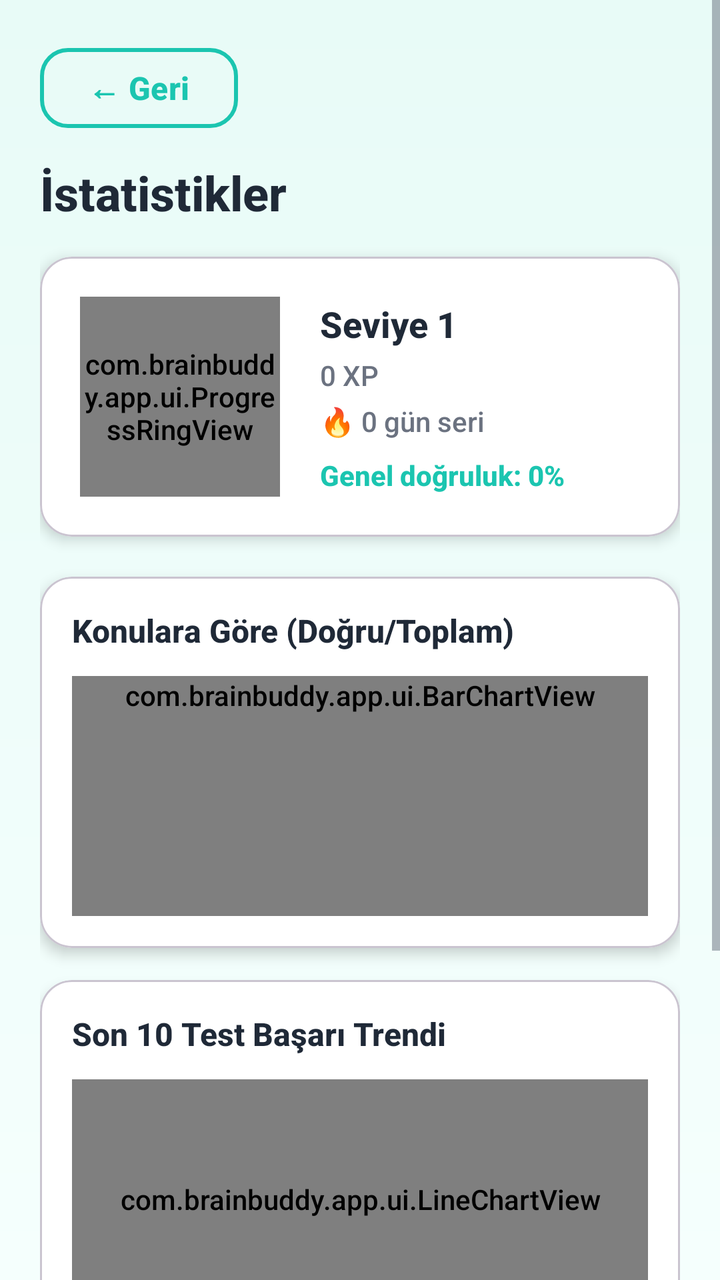
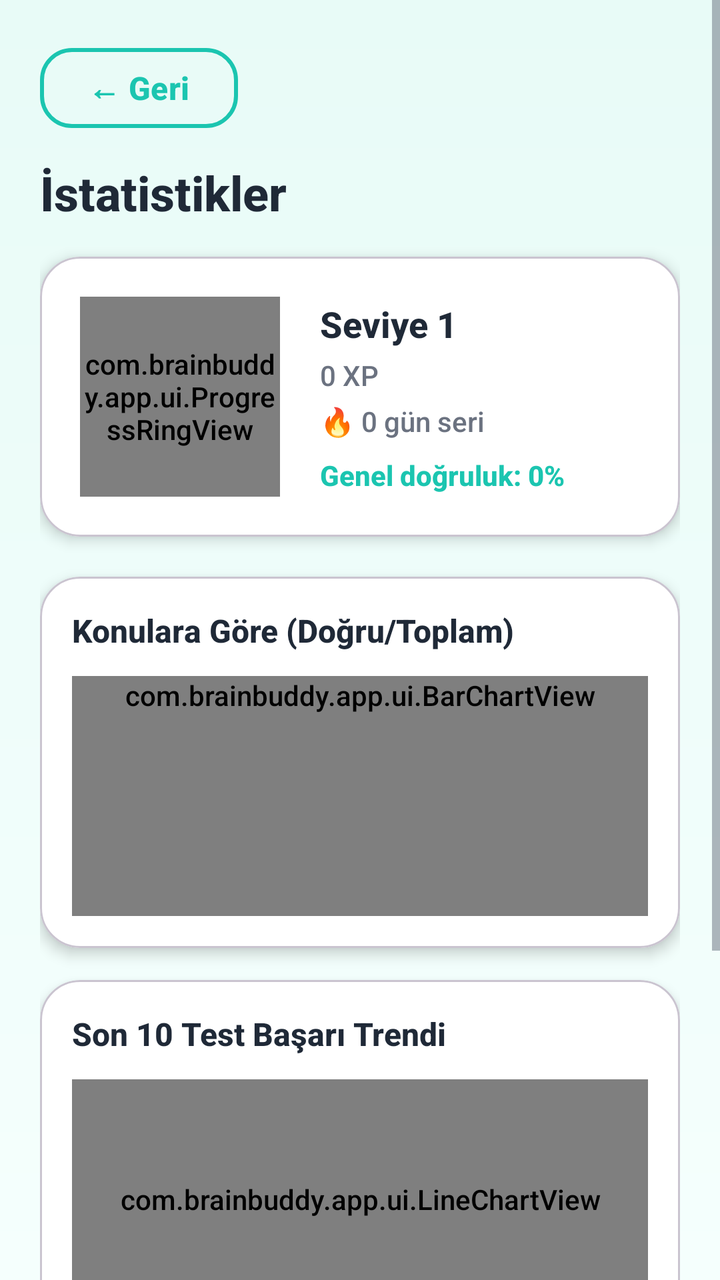

An Android layout rendered at two revisions. The XML below is the earlier revision; the diff shows what the commit changed to produce the second picture.
<!-- AndroidManifest.xml: application theme Theme.BrainBuddy -->
<!-- res/layout/activity_stats.xml -->
<?xml version="1.0" encoding="utf-8"?>
<ScrollView xmlns:android="http://schemas.android.com/apk/res/android"
    xmlns:app="http://schemas.android.com/apk/res-auto"
    xmlns:tools="http://schemas.android.com/tools"
    android:layout_width="match_parent"
    android:layout_height="match_parent"
    android:background="@drawable/bg_gradient"
    android:fillViewport="true">

    <LinearLayout
        android:layout_width="match_parent"
        android:layout_height="wrap_content"
        android:orientation="vertical"
        android:padding="20dp">

        <Button
            android:id="@+id/btnBack"
            style="@style/BBButtonAlt"
            android:layout_width="wrap_content"
            android:layout_height="48dp"
            android:text="← Geri"/>

        <TextView
            android:layout_width="match_parent"
            android:layout_height="wrap_content"
            android:layout_marginTop="12dp"
            android:text="İstatistikler"
            android:textSize="24sp"
            android:textStyle="bold"
            android:textColor="@color/bb_text_dark"/>

        <com.google.android.material.card.MaterialCardView
            android:layout_width="match_parent"
            android:layout_height="wrap_content"
            app:cardCornerRadius="16dp"
            app:cardElevation="4dp"
            app:cardBackgroundColor="@color/white"
            android:layout_marginTop="16dp">

            <LinearLayout
                android:layout_width="match_parent"
                android:layout_height="wrap_content"
                android:orientation="horizontal"
                android:padding="20dp"
                android:gravity="center_vertical">

                <com.brainbuddy.app.ui.ProgressRingView
                    android:id="@+id/progressRing"
                    android:layout_width="100dp"
                    android:layout_height="100dp"
                    tools:progress="75"/>

                <LinearLayout
                    android:layout_width="0dp"
                    android:layout_height="wrap_content"
                    android:layout_weight="1"
                    android:orientation="vertical"
                    android:layout_marginStart="20dp">

                    <TextView
                        android:id="@+id/tvLevel"
                        android:layout_width="wrap_content"
                        android:layout_height="wrap_content"
                        android:text="Seviye 1"
                        android:textSize="18sp"
                        android:textStyle="bold"
                        android:textColor="@color/bb_text_dark"/>

                    <TextView
                        android:id="@+id/tvXp"
                        android:layout_width="wrap_content"
                        android:layout_height="wrap_content"
                        android:layout_marginTop="4dp"
                        android:text="0 XP"
                        android:textSize="14sp"
                        android:textColor="@color/bb_text_dark_muted"/>

                    <TextView
                        android:id="@+id/tvStreak"
                        android:layout_width="wrap_content"
                        android:layout_height="wrap_content"
                        android:layout_marginTop="4dp"
                        android:text="🔥 0 gün seri"
                        android:textSize="14sp"
                        android:textColor="@color/bb_text_dark_muted"/>

                    <TextView
                        android:id="@+id/tvOverallAccuracy"
                        android:layout_width="wrap_content"
                        android:layout_height="wrap_content"
                        android:layout_marginTop="8dp"
                        android:text="Genel doğruluk: 0%"
                        android:textSize="14sp"
                        android:textColor="@color/bb_turquoise"
                        android:textStyle="bold"/>
                </LinearLayout>
            </LinearLayout>
        </com.google.android.material.card.MaterialCardView>

        <com.google.android.material.card.MaterialCardView
            android:layout_width="match_parent"
            android:layout_height="wrap_content"
            app:cardCornerRadius="16dp"
            app:cardElevation="4dp"
            app:cardBackgroundColor="@color/white"
            android:layout_marginTop="20dp">

            <LinearLayout
                android:layout_width="match_parent"
                android:layout_height="wrap_content"
                android:orientation="vertical"
                android:padding="16dp">

                <TextView
                    android:layout_width="wrap_content"
                    android:layout_height="wrap_content"
                    android:text="Konulara Göre (Doğru/Toplam)"
                    android:textSize="16sp"
                    android:textStyle="bold"
                    android:textColor="@color/bb_text_dark"/>

                <com.brainbuddy.app.ui.BarChartView
                    android:id="@+id/barChart"
                    android:layout_width="match_parent"
                    android:layout_height="wrap_content"
                    android:layout_marginTop="12dp"
                    android:minHeight="120dp"/>
            </LinearLayout>
        </com.google.android.material.card.MaterialCardView>

        <com.google.android.material.card.MaterialCardView
            android:layout_width="match_parent"
            android:layout_height="wrap_content"
            app:cardCornerRadius="16dp"
            app:cardElevation="4dp"
            app:cardBackgroundColor="@color/white"
            android:layout_marginTop="16dp">

            <LinearLayout
                android:layout_width="match_parent"
                android:layout_height="wrap_content"
                android:orientation="vertical"
                android:padding="16dp">

                <TextView
                    android:layout_width="wrap_content"
                    android:layout_height="wrap_content"
                    android:text="Son 10 Test Başarı Trendi"
                    android:textSize="16sp"
                    android:textStyle="bold"
                    android:textColor="@color/bb_text_dark"/>

                <com.brainbuddy.app.ui.LineChartView
                    android:id="@+id/lineChart"
                    android:layout_width="match_parent"
                    android:layout_height="120dp"
                    android:layout_marginTop="12dp"/>
            </LinearLayout>
        </com.google.android.material.card.MaterialCardView>

        <com.google.android.material.card.MaterialCardView
            android:layout_width="match_parent"
            android:layout_height="wrap_content"
            app:cardCornerRadius="16dp"
            app:cardElevation="4dp"
            app:cardBackgroundColor="@color/white"
            android:layout_marginTop="16dp">

            <LinearLayout
                android:layout_width="match_parent"
                android:layout_height="wrap_content"
                android:orientation="vertical"
                android:padding="16dp">

                <TextView
                    android:layout_width="wrap_content"
                    android:layout_height="wrap_content"
                    android:text="Konu özeti"
                    android:textSize="16sp"
                    android:textStyle="bold"
                    android:textColor="@color/bb_text_dark"/>

                <HorizontalScrollView
                    android:layout_width="match_parent"
                    android:layout_height="wrap_content"
                    android:layout_marginTop="12dp"
                    android:scrollbars="none">

                    <com.google.android.material.chip.ChipGroup
                        android:id="@+id/chipGroupStrong"
                        android:layout_width="wrap_content"
                        android:layout_height="wrap_content"
                        app:singleLine="true"
                        app:chipSpacingHorizontal="8dp"/>
                </HorizontalScrollView>

                <TextView
                    android:layout_width="wrap_content"
                    android:layout_height="wrap_content"
                    android:layout_marginTop="12dp"
                    android:text="Geliştirilecek"
                    android:textSize="14sp"
                    android:textStyle="bold"
                    android:textColor="@color/bb_error"/>

                <HorizontalScrollView
                    android:layout_width="match_parent"
                    android:layout_height="wrap_content"
                    android:layout_marginTop="8dp"
                    android:scrollbars="none">

                    <com.google.android.material.chip.ChipGroup
                        android:id="@+id/chipGroupWeak"
                        android:layout_width="wrap_content"
                        android:layout_height="wrap_content"
                        app:singleLine="true"
                        app:chipSpacingHorizontal="8dp"/>
                </HorizontalScrollView>

                <TextView
                    android:layout_width="wrap_content"
                    android:layout_height="wrap_content"
                    android:layout_marginTop="16dp"
                    android:text="Son testler"
                    android:textSize="16sp"
                    android:textStyle="bold"
                    android:textColor="@color/bb_text_dark"/>

                <androidx.recyclerview.widget.RecyclerView
                    android:id="@+id/recyclerRecentTests"
                    android:layout_width="match_parent"
                    android:layout_height="wrap_content"
                    android:layout_marginTop="8dp"
                    android:nestedScrollingEnabled="false"
                    tools:listitem="@layout/item_stats_test_row"/>
            </LinearLayout>
        </com.google.android.material.card.MaterialCardView>
    </LinearLayout>
</ScrollView>
<!-- res/layout/item_stats_test_row.xml (included above) -->
<?xml version="1.0" encoding="utf-8"?>
<com.google.android.material.card.MaterialCardView xmlns:android="http://schemas.android.com/apk/res/android"
    xmlns:app="http://schemas.android.com/apk/res-auto"
    android:layout_width="match_parent"
    android:layout_height="wrap_content"
    android:layout_marginBottom="8dp"
    app:cardCornerRadius="8dp"
    app:cardElevation="2dp"
    app:cardBackgroundColor="@color/bb_bg">

    <LinearLayout
        android:layout_width="match_parent"
        android:layout_height="wrap_content"
        android:orientation="horizontal"
        android:padding="12dp"
        android:gravity="center_vertical">

        <TextView
            android:id="@+id/tvTestIndex"
            android:layout_width="wrap_content"
            android:layout_height="wrap_content"
            android:text="Test 1"
            android:textSize="14sp"
            android:textStyle="bold"
            android:textColor="@color/bb_text_dark"/>

        <View
            android:layout_width="0dp"
            android:layout_height="0dp"
            android:layout_weight="1"/>

        <TextView
            android:id="@+id/tvTestScore"
            android:layout_width="wrap_content"
            android:layout_height="wrap_content"
            android:text="15/20"
            android:textSize="14sp"
            android:textColor="@color/bb_turquoise"/>
    </LinearLayout>
</com.google.android.material.card.MaterialCardView>
<!-- resources referenced by this layout -->
<resources>
  <color name="bb_bg">#E8FBF7</color>
  <color name="bb_error">#FF5252</color>
  <color name="bb_text_dark">#1F2937</color>
  <color name="bb_text_dark_muted">#6B7280</color>
  <color name="bb_turquoise">#1BC5B0</color>
  <color name="white">#FFFFFF</color>
  <!-- drawable bg_gradient (drawable) -->
  <?xml version="1.0" encoding="utf-8"?>
  <layer-list xmlns:android="http://schemas.android.com/apk/res/android">
      <item>
          <shape>
              <gradient
                  android:angle="270"
                  android:startColor="#E8FBF7"
                  android:endColor="#F5FFFD"/>
          </shape>
      </item>
  </layer-list>
  <style name="BBButtonAlt" parent="Widget.Material3.Button.OutlinedButton">
          <item name="android:minHeight">48dp</item>
          <item name="cornerRadius">14dp</item>
          <item name="android:textAllCaps">false</item>
          <item name="android:textColor">@color/bb_primary</item>
          <item name="strokeColor">@color/bb_primary</item>
          <item name="strokeWidth">2dp</item>
      </style>
  <style name="Theme.BrainBuddy" parent="Theme.Material3.Light.NoActionBar">
          <item name="colorPrimary">@color/bb_primary</item>
          <item name="colorOnPrimary">@color/white</item>
          <item name="colorSecondary">@color/bb_secondary</item>
          <item name="colorOnSecondary">@color/white</item>
          <item name="colorTertiary">@color/bb_accent</item>
          <item name="colorOnTertiary">@color/black</item>
          <item name="colorError">@color/bb_error</item>
          <item name="android:windowBackground">@drawable/bg_gradient</item>
          <item name="android:textColorPrimary">@color/bb_text</item>
          <item name="android:textColorSecondary">@color/bb_text_muted</item>
          <item name="materialButtonStyle">@style/BBButton</item>
          <item name="android:fontFamily">sans-serif-medium</item>
      </style>
  <color name="bb_primary">#1BC5B0</color>
  <color name="bb_secondary">#00897B</color>
  <color name="bb_accent">#FFC107</color>
  <color name="black">#000000</color>
  <color name="bb_text">#1F2937</color>
  <color name="bb_text_muted">#6B7280</color>
  <style name="BBButton" parent="Widget.Material3.Button">
          <item name="android:minHeight">56dp</item>
          <item name="android:paddingStart">24dp</item>
          <item name="android:paddingEnd">24dp</item>
          <item name="cornerRadius">16dp</item>
          <item name="android:textAllCaps">false</item>
          <item name="android:textColor">@color/white</item>
          <item name="android:textSize">16sp</item>
          <item name="android:textStyle">bold</item>
          <item name="backgroundTint">@color/bb_primary</item>
      </style>
</resources>

<!-- the commit's change to res/layout/activity_stats.xml (unified diff, before → after) -->
@@ -27,12 +27,12 @@
             android:text="İstatistikler"
             android:textSize="24sp"
             android:textStyle="bold"
-            android:textColor="@color/bb_text_dark"/>
-
-        <com.google.android.material.card.MaterialCardView
-            android:layout_width="match_parent"
-            android:layout_height="wrap_content"
-            app:cardCornerRadius="16dp"
+            android:textColor="@color/bb_text"/>
+
+        <com.google.android.material.card.MaterialCardView
+            android:layout_width="match_parent"
+            android:layout_height="wrap_content"
+            app:cardCornerRadius="20dp"
             app:cardElevation="4dp"
             app:cardBackgroundColor="@color/white"
             android:layout_marginTop="16dp">
@@ -64,7 +64,7 @@
                         android:text="Seviye 1"
                         android:textSize="18sp"
                         android:textStyle="bold"
-                        android:textColor="@color/bb_text_dark"/>
+                        android:textColor="@color/bb_text"/>
 
                     <TextView
                         android:id="@+id/tvXp"
@@ -73,7 +73,7 @@
                         android:layout_marginTop="4dp"
                         android:text="0 XP"
                         android:textSize="14sp"
-                        android:textColor="@color/bb_text_dark_muted"/>
+                        android:textColor="@color/bb_text_muted"/>
 
                     <TextView
                         android:id="@+id/tvStreak"
@@ -82,7 +82,7 @@
                         android:layout_marginTop="4dp"
                         android:text="🔥 0 gün seri"
                         android:textSize="14sp"
-                        android:textColor="@color/bb_text_dark_muted"/>
+                        android:textColor="@color/bb_text_muted"/>
 
                     <TextView
                         android:id="@+id/tvOverallAccuracy"
@@ -91,7 +91,7 @@
                         android:layout_marginTop="8dp"
                         android:text="Genel doğruluk: 0%"
                         android:textSize="14sp"
-                        android:textColor="@color/bb_turquoise"
+                        android:textColor="@color/bb_primary"
                         android:textStyle="bold"/>
                 </LinearLayout>
             </LinearLayout>
@@ -100,7 +100,7 @@
         <com.google.android.material.card.MaterialCardView
             android:layout_width="match_parent"
             android:layout_height="wrap_content"
-            app:cardCornerRadius="16dp"
+            app:cardCornerRadius="20dp"
             app:cardElevation="4dp"
             app:cardBackgroundColor="@color/white"
             android:layout_marginTop="20dp">
@@ -117,7 +117,7 @@
                     android:text="Konulara Göre (Doğru/Toplam)"
                     android:textSize="16sp"
                     android:textStyle="bold"
-                    android:textColor="@color/bb_text_dark"/>
+                    android:textColor="@color/bb_text"/>
 
                 <com.brainbuddy.app.ui.BarChartView
                     android:id="@+id/barChart"
@@ -131,7 +131,7 @@
         <com.google.android.material.card.MaterialCardView
             android:layout_width="match_parent"
             android:layout_height="wrap_content"
-            app:cardCornerRadius="16dp"
+            app:cardCornerRadius="20dp"
             app:cardElevation="4dp"
             app:cardBackgroundColor="@color/white"
             android:layout_marginTop="16dp">
@@ -148,7 +148,7 @@
                     android:text="Son 10 Test Başarı Trendi"
                     android:textSize="16sp"
                     android:textStyle="bold"
-                    android:textColor="@color/bb_text_dark"/>
+                    android:textColor="@color/bb_text"/>
 
                 <com.brainbuddy.app.ui.LineChartView
                     android:id="@+id/lineChart"
@@ -161,7 +161,7 @@
         <com.google.android.material.card.MaterialCardView
             android:layout_width="match_parent"
             android:layout_height="wrap_content"
-            app:cardCornerRadius="16dp"
+            app:cardCornerRadius="20dp"
             app:cardElevation="4dp"
             app:cardBackgroundColor="@color/white"
             android:layout_marginTop="16dp">
@@ -178,7 +178,7 @@
                     android:text="Konu özeti"
                     android:textSize="16sp"
                     android:textStyle="bold"
-                    android:textColor="@color/bb_text_dark"/>
+                    android:textColor="@color/bb_text"/>
 
                 <HorizontalScrollView
                     android:layout_width="match_parent"
@@ -224,7 +224,7 @@
                     android:text="Son testler"
                     android:textSize="16sp"
                     android:textStyle="bold"
-                    android:textColor="@color/bb_text_dark"/>
+                    android:textColor="@color/bb_text"/>
 
                 <androidx.recyclerview.widget.RecyclerView
                     android:id="@+id/recyclerRecentTests"
@@ -244,9 +244,9 @@
     android:layout_width="match_parent"
     android:layout_height="wrap_content"
     android:layout_marginBottom="8dp"
-    app:cardCornerRadius="8dp"
+    app:cardCornerRadius="12dp"
     app:cardElevation="2dp"
-    app:cardBackgroundColor="@color/bb_bg">
+    app:cardBackgroundColor="@color/bb_card">
 
     <LinearLayout
         android:layout_width="match_parent"
@@ -262,7 +262,7 @@
             android:text="Test 1"
             android:textSize="14sp"
             android:textStyle="bold"
-            android:textColor="@color/bb_text_dark"/>
+            android:textColor="@color/bb_text"/>
 
         <View
             android:layout_width="0dp"
@@ -275,6 +275,6 @@
             android:layout_height="wrap_content"
             android:text="15/20"
             android:textSize="14sp"
-            android:textColor="@color/bb_turquoise"/>
+            android:textColor="@color/bb_primary"/>
     </LinearLayout>
 </com.google.android.material.card.MaterialCardView>
<!-- resource entries referenced after the edit -->
@@ -1,10 +1,7 @@
 <!-- resources referenced by this layout -->
 <resources>
-  <color name="bb_bg">#E8FBF7</color>
+  <color name="bb_card">#FFFFFF</color>
   <color name="bb_error">#FF5252</color>
-  <color name="bb_text_dark">#1F2937</color>
-  <color name="bb_text_dark_muted">#6B7280</color>
-  <color name="bb_turquoise">#1BC5B0</color>
   <color name="white">#FFFFFF</color>
   <!-- drawable bg_gradient (drawable) -->
   <?xml version="1.0" encoding="utf-8"?>
@@ -19,8 +16,8 @@
       </item>
   </layer-list>
   <style name="BBButtonAlt" parent="Widget.Material3.Button.OutlinedButton">
-          <item name="android:minHeight">48dp</item>
-          <item name="cornerRadius">14dp</item>
+          <item name="android:minHeight">56dp</item>
+          <item name="cornerRadius">16dp</item>
           <item name="android:textAllCaps">false</item>
           <item name="android:textColor">@color/bb_primary</item>
           <item name="strokeColor">@color/bb_primary</item>
